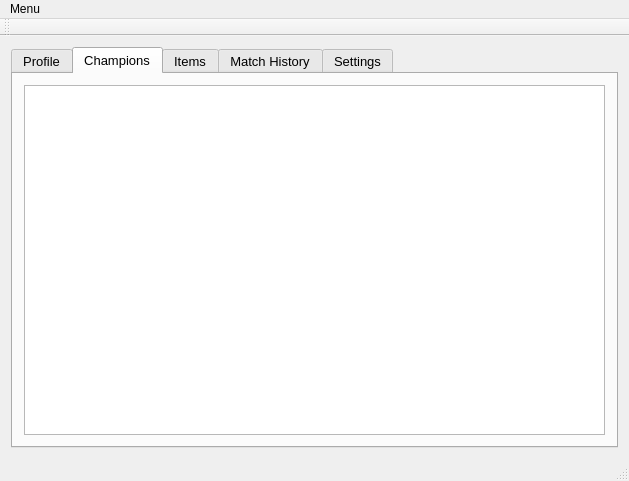
Above: mainwindow.ui from forrely/LoLScribe before the change. Below: the same form after it.
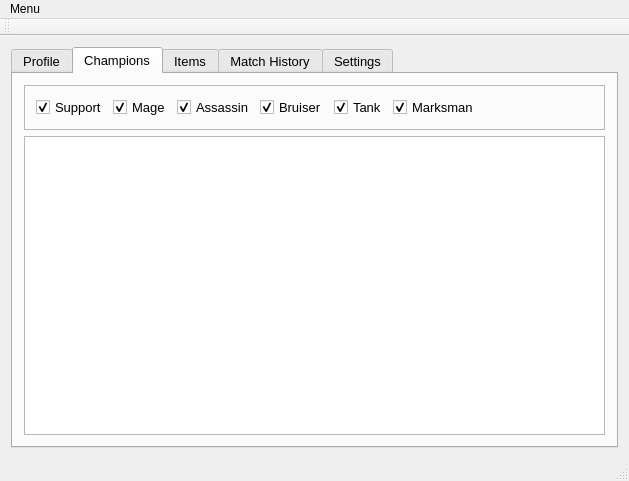
That is the form after the change. The open tabs and pages were chosen to show the change. Icons and pictures are not drawn. Custom widgets are drawn as their Qt base class.

```diff
--- a/mainwindow.ui
+++ b/mainwindow.ui
@@ -238,8 +238,114 @@
        <attribute name="title">
         <string>Champions</string>
        </attribute>
-       <layout class="QGridLayout" name="gridLayout_2">
-        <item row="0" column="0">
+       <layout class="QVBoxLayout" name="verticalLayout_3">
+        <item>
+         <widget class="QFrame" name="frame_2">
+          <property name="sizePolicy">
+           <sizepolicy hsizetype="Preferred" vsizetype="Minimum">
+            <horstretch>0</horstretch>
+            <verstretch>0</verstretch>
+           </sizepolicy>
+          </property>
+          <property name="minimumSize">
+           <size>
+            <width>0</width>
+            <height>23</height>
+           </size>
+          </property>
+          <property name="frameShape">
+           <enum>QFrame::StyledPanel</enum>
+          </property>
+          <property name="frameShadow">
+           <enum>QFrame::Raised</enum>
+          </property>
+          <layout class="QHBoxLayout" name="horizontalLayout_3">
+           <property name="sizeConstraint">
+            <enum>QLayout::SetMinimumSize</enum>
+           </property>
+           <item>
+            <widget class="QCheckBox" name="checkBox">
+             <property name="sizePolicy">
+              <sizepolicy hsizetype="Preferred" vsizetype="Fixed">
+               <horstretch>0</horstretch>
+               <verstretch>0</verstretch>
+              </sizepolicy>
+             </property>
+             <property name="text">
+              <string>Support</string>
+             </property>
+             <property name="checked">
+              <bool>true</bool>
+             </property>
+            </widget>
+           </item>
+           <item>
+            <widget class="QCheckBox" name="checkBox_2">
+             <property name="text">
+              <string>Mage</string>
+             </property>
+             <property name="checked">
+              <bool>true</bool>
+             </property>
+            </widget>
+           </item>
+           <item>
+            <widget class="QCheckBox" name="checkBox_6">
+             <property name="text">
+              <string>Assassin</string>
+             </property>
+             <property name="checked">
+              <bool>true</bool>
+             </property>
+            </widget>
+           </item>
+           <item>
+            <widget class="QCheckBox" name="checkBox_3">
+             <property name="text">
+              <string>Bruiser</string>
+             </property>
+             <property name="checked">
+              <bool>true</bool>
+             </property>
+            </widget>
+           </item>
+           <item>
+            <widget class="QCheckBox" name="checkBox_4">
+             <property name="text">
+              <string>Tank</string>
+             </property>
+             <property name="checked">
+              <bool>true</bool>
+             </property>
+            </widget>
+           </item>
+           <item>
+            <widget class="QCheckBox" name="checkBox_5">
+             <property name="text">
+              <string>Marksman</string>
+             </property>
+             <property name="checked">
+              <bool>true</bool>
+             </property>
+            </widget>
+           </item>
+           <item>
+            <spacer name="horizontalSpacer_2">
+             <property name="orientation">
+              <enum>Qt::Horizontal</enum>
+             </property>
+             <property name="sizeHint" stdset="0">
+              <size>
+               <width>40</width>
+               <height>20</height>
+              </size>
+             </property>
+            </spacer>
+           </item>
+          </layout>
+         </widget>
+        </item>
+        <item>
          <widget class="QTableWidget" name="championsTableWidget">
           <property name="iconSize">
            <size>
```
Left out of the diff: 2 changed lines with no effect on the pictures.
